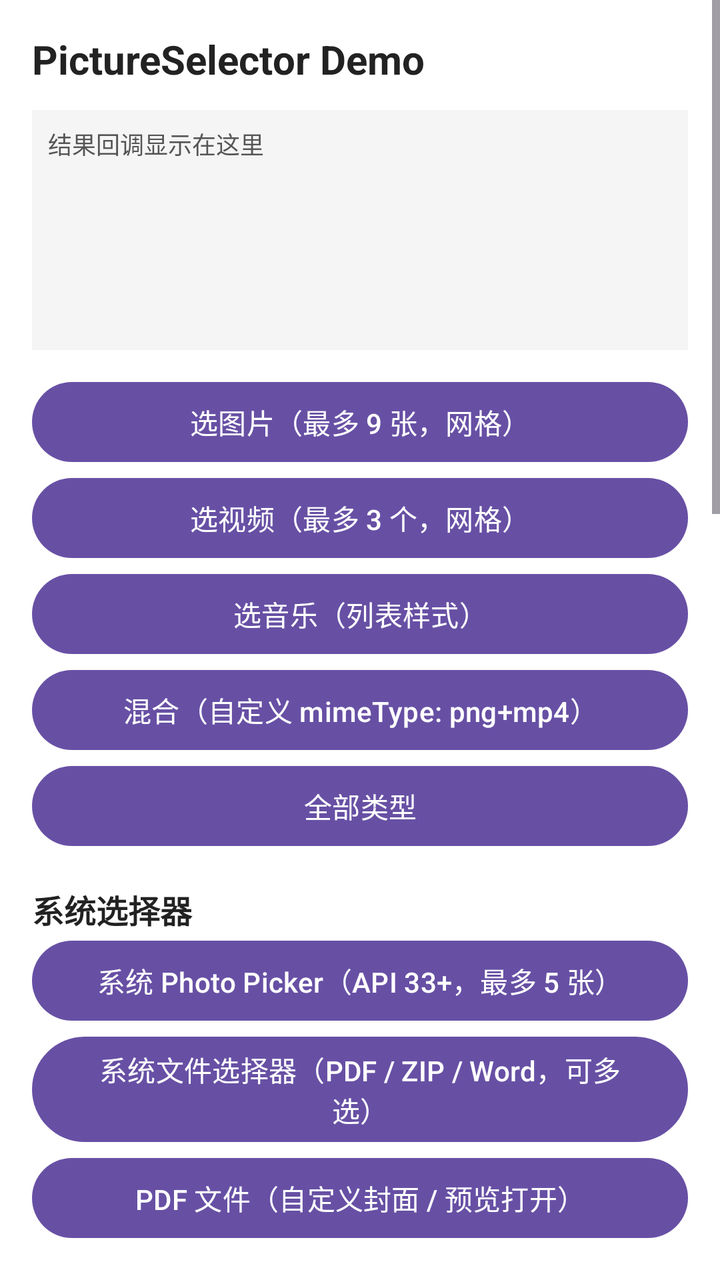
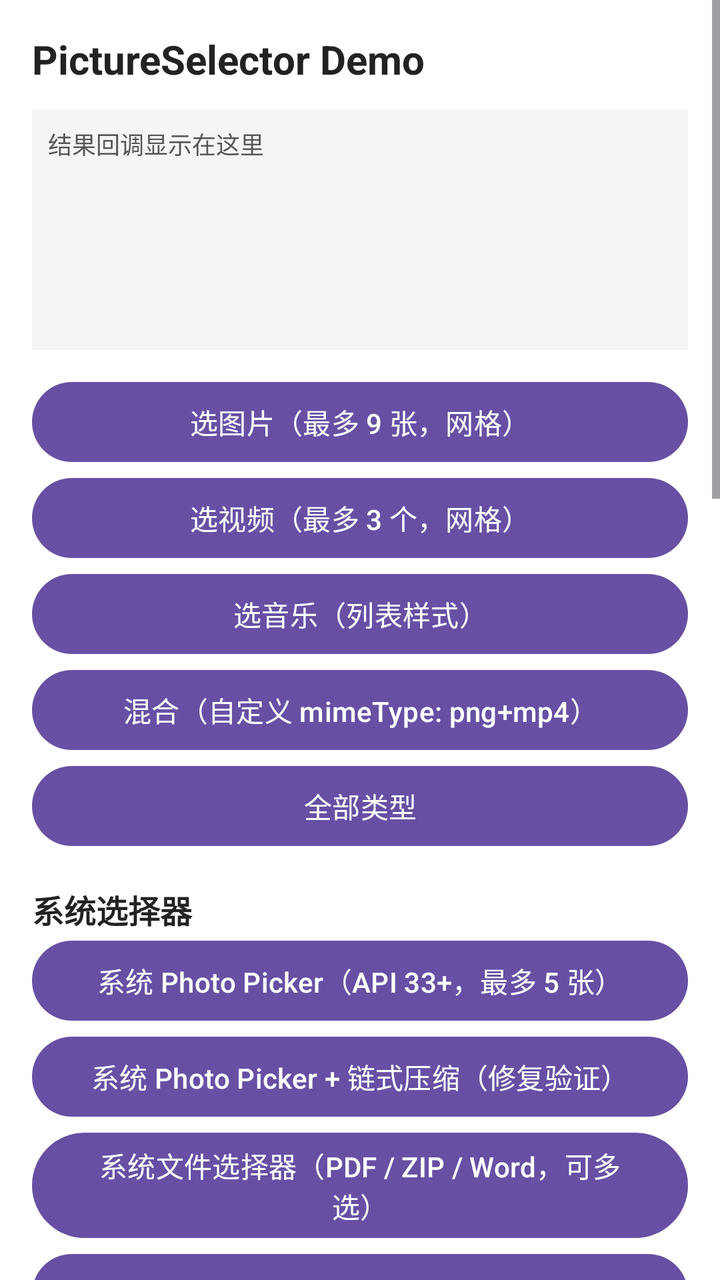

An Android layout rendered at two revisions. The XML below is the earlier revision; the diff shows what the commit changed to produce the second picture.
<!-- AndroidManifest.xml: application theme Theme.Picker -->
<!-- res/layout/activity_main.xml -->
<?xml version="1.0" encoding="utf-8"?>
<ScrollView xmlns:android="http://schemas.android.com/apk/res/android"
    android:layout_width="match_parent"
    android:layout_height="match_parent"
    android:background="#FFFFFF">

    <LinearLayout
        android:layout_width="match_parent"
        android:layout_height="wrap_content"
        android:orientation="vertical"
        android:padding="16dp">

        <TextView
            android:layout_width="match_parent"
            android:layout_height="wrap_content"
            android:text="PictureSelector Demo"
            android:textColor="#222"
            android:textSize="20sp"
            android:textStyle="bold" />

        <TextView
            android:id="@+id/demo_result"
            android:layout_width="match_parent"
            android:layout_height="wrap_content"
            android:layout_marginTop="12dp"
            android:background="#F5F5F5"
            android:minHeight="120dp"
            android:padding="8dp"
            android:text="结果回调显示在这里"
            android:textColor="#555"
            android:textSize="12sp" />

        <ImageView
            android:id="@+id/demo_preview"
            android:layout_width="match_parent"
            android:layout_height="180dp"
            android:layout_marginTop="8dp"
            android:adjustViewBounds="true"
            android:background="#EEEEEE"
            android:scaleType="centerInside"
            android:visibility="gone" />

        <Button
            android:id="@+id/btn_pick_image"
            android:layout_width="match_parent"
            android:layout_height="wrap_content"
            android:layout_marginTop="12dp"
            android:text="选图片（最多 9 张，网格）" />

        <Button
            android:id="@+id/btn_pick_video"
            android:layout_width="match_parent"
            android:layout_height="wrap_content"
            android:text="选视频（最多 3 个，网格）" />

        <Button
            android:id="@+id/btn_pick_audio"
            android:layout_width="match_parent"
            android:layout_height="wrap_content"
            android:text="选音乐（列表样式）" />

        <Button
            android:id="@+id/btn_pick_mixed"
            android:layout_width="match_parent"
            android:layout_height="wrap_content"
            android:text="混合（自定义 mimeType: png+mp4）" />

        <Button
            android:id="@+id/btn_pick_all"
            android:layout_width="match_parent"
            android:layout_height="wrap_content"
            android:text="全部类型" />

        <TextView
            android:layout_width="match_parent"
            android:layout_height="wrap_content"
            android:layout_marginTop="16dp"
            android:text="系统选择器"
            android:textColor="#222"
            android:textSize="16sp"
            android:textStyle="bold" />

        <Button
            android:id="@+id/btn_pick_system_photo"
            android:layout_width="match_parent"
            android:layout_height="wrap_content"
            android:text="系统 Photo Picker（API 33+，最多 5 张）" />

        <Button
            android:id="@+id/btn_pick_document"
            android:layout_width="match_parent"
            android:layout_height="wrap_content"
            android:text="系统文件选择器（PDF / ZIP / Word，可多选）" />

        <Button
            android:id="@+id/btn_pick_pdf"
            android:layout_width="match_parent"
            android:layout_height="wrap_content"
            android:text="PDF 文件（自定义封面 / 预览打开）" />

        <TextView
            android:layout_width="match_parent"
            android:layout_height="wrap_content"
            android:layout_marginTop="16dp"
            android:text="压缩"
            android:textColor="#222"
            android:textSize="16sp"
            android:textStyle="bold" />

        <Button
            android:id="@+id/btn_pick_compress_image"
            android:layout_width="match_parent"
            android:layout_height="wrap_content"
            android:text="选图并压缩（智能压缩）" />

        <Button
            android:id="@+id/btn_pick_compress_video"
            android:layout_width="match_parent"
            android:layout_height="wrap_content"
            android:text="选择视频并压缩（MediaCodec）" />

        <Button
            android:id="@+id/btn_pick_crop_compress"
            android:layout_width="match_parent"
            android:layout_height="wrap_content"
            android:text="选图裁剪后压缩" />

        <TextView
            android:layout_width="match_parent"
            android:layout_height="wrap_content"
            android:layout_marginTop="16dp"
            android:text="裁剪"
            android:textColor="#222"
            android:textSize="16sp"
            android:textStyle="bold" />

        <Button
            android:id="@+id/btn_pick_crop_square"
            android:layout_width="match_parent"
            android:layout_height="wrap_content"
            android:text="选图后裁剪（1:1，最大 1024）" />

        <Button
            android:id="@+id/btn_take_crop_oval"
            android:layout_width="match_parent"
            android:layout_height="wrap_content"
            android:text="拍照后圆形裁剪（PNG，最大 512）" />

        <Button
            android:id="@+id/btn_pick_image_edit"
            android:layout_width="match_parent"
            android:layout_height="wrap_content"
            android:text="选择图片后编辑（支持多图、文字、画笔、马赛克）" />

        <Button
            android:id="@+id/btn_pick_photo_editor"
            android:layout_width="match_parent"
            android:layout_height="wrap_content"
            android:text="第三方 PhotoEditor 编辑图片示例" />

        <TextView
            android:layout_width="match_parent"
            android:layout_height="wrap_content"
            android:layout_marginTop="16dp"
            android:text="拍照"
            android:textColor="#222"
            android:textSize="16sp"
            android:textStyle="bold" />

        <Button
            android:id="@+id/btn_take_photo"
            android:layout_width="match_parent"
            android:layout_height="wrap_content"
            android:text="独立拍照（不进 picker，直接返回路径）" />

        <Button
            android:id="@+id/btn_take_photo_compress"
            android:layout_width="match_parent"
            android:layout_height="wrap_content"
            android:text="拍照并压缩（返回压缩后图片）" />

        <Button
            android:id="@+id/btn_take_video"
            android:layout_width="match_parent"
            android:layout_height="wrap_content"
            android:text="独立录视频（不进 picker，直接返回路径）" />

        <Button
            android:id="@+id/btn_take_video_10s"
            android:layout_width="match_parent"
            android:layout_height="wrap_content"
            android:text="限时录视频（最长 10 秒，倒计时）" />

        <Button
            android:id="@+id/btn_take_video_chain"
            android:layout_width="match_parent"
            android:layout_height="wrap_content"
            android:text="链式录视频（返回 MediaEntity）" />

        <Button
            android:id="@+id/btn_take_video_compress"
            android:layout_width="match_parent"
            android:layout_height="wrap_content"
            android:text="录视频并压缩（返回压缩后视频）" />

        <Button
            android:id="@+id/btn_pick_with_camera"
            android:layout_width="match_parent"
            android:layout_height="wrap_content"
            android:text="选图 + 列表首位带相机入口" />

        <Button
            android:id="@+id/btn_pick_video_with_camera"
            android:layout_width="match_parent"
            android:layout_height="wrap_content"
            android:text="选视频 + 列表首位带录像入口" />

        <TextView
            android:layout_width="match_parent"
            android:layout_height="wrap_content"
            android:layout_marginTop="16dp"
            android:text="预选（复现上次选中）"
            android:textColor="#222"
            android:textSize="16sp"
            android:textStyle="bold" />

        <TextView
            android:id="@+id/demo_last_picked_hint"
            android:layout_width="match_parent"
            android:layout_height="wrap_content"
            android:text="上次选中: 0 项（先选一次图片）"
            android:textColor="#888"
            android:textSize="12sp" />

        <Button
            android:id="@+id/btn_pick_with_pre"
            android:layout_width="match_parent"
            android:layout_height="wrap_content"
            android:text="再次打开（带上次选中复现）" />
    </LinearLayout>
</ScrollView>
<!-- resources referenced by this layout -->
<resources>
  <style name="Theme.Picker" parent="Base.Theme.Picker" />
  <style name="Base.Theme.Picker" parent="Theme.Material3.DayNight.NoActionBar">
          
          
      </style>
</resources>

<!-- the commit's change to res/layout/activity_main.xml (unified diff, before → after) -->
@@ -87,6 +87,12 @@
             android:text="系统 Photo Picker（API 33+，最多 5 张）" />
 
         <Button
+            android:id="@+id/btn_pick_system_photo_compress"
+            android:layout_width="match_parent"
+            android:layout_height="wrap_content"
+            android:text="系统 Photo Picker + 链式压缩（修复验证）" />
+
+        <Button
             android:id="@+id/btn_pick_document"
             android:layout_width="match_parent"
             android:layout_height="wrap_content"
